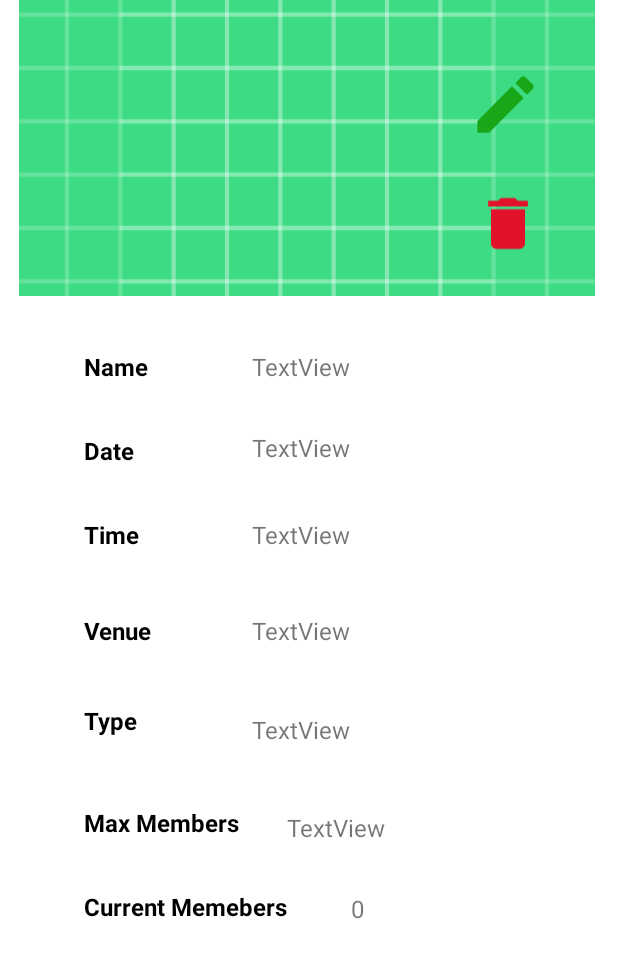
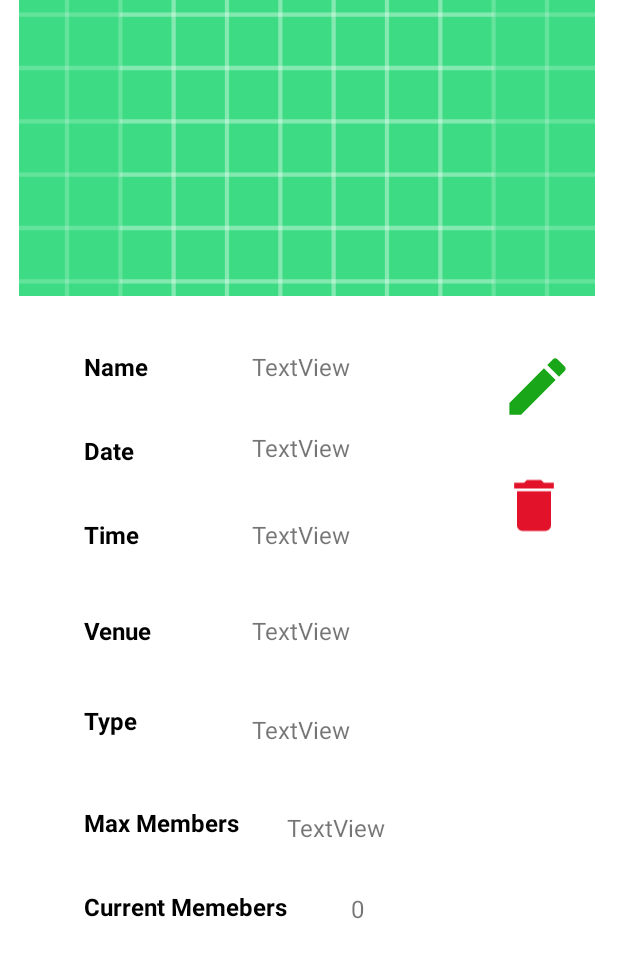
Before and after one commit to kavisliit/MADCODE, an Android app: the My_event_profile screen opened directly, with no data from a screen before it, on a phone screen of 412 x 824 dp. Shown: the top 958 px of the screen. Run offline under Robolectric (Android 15) with nearby library versions, the phone set to English and light mode, and no system bars; our stand-ins replace Firebase (no records; nobody signed in at launch, a user with empty details on screens opened directly); Roboto replaces fonts that are not available here.

Commit message:
event commit 2

```diff
--- a/app/src/main/AndroidManifest.xml
+++ b/app/src/main/AndroidManifest.xml
@@ -11,6 +11,9 @@
         android:roundIcon="@mipmap/ic_launcher_round"
         android:supportsRtl="true"
         android:theme="@style/Theme.MADCODE">
+        <activity
+            android:name=".main_page"
+            android:exported="true" />
         <activity
             android:name=".Events.event_comments"
             android:exported="true" />
--- a/app/src/main/java/com/example/madcode/Events/event_profile.java
+++ b/app/src/main/java/com/example/madcode/Events/event_profile.java
@@ -207,7 +207,8 @@ public class event_profile extends AppCompatActivity {
                                            @Override
                                            public void onComplete(@Nullable DatabaseError error, @NonNull DatabaseReference ref) {
                                                Toasty.success(event_profile.this, "Leave successfully", Toast.LENGTH_SHORT).show();
-                                               join.setBackgroundColor(event_profile.this.getResources().getColor(R.color.main_color));
+                                               join.setBackgroundColor(event_profile.this.getResources()
+                                                       .getColor(R.color.main_color));
                                                join.setText("Join");
                                                in = 1;
                                            }
--- a/app/src/main/java/com/example/madcode/User/user_registration.java
+++ b/app/src/main/java/com/example/madcode/User/user_registration.java
@@ -94,7 +94,9 @@ public class user_registration extends AppCompatActivity {
                                             map.put("email",email.getText().toString());
                                             map.put("phone",phone.getText().toString());
                                             map.put("dob",dob.getText().toString());
-                                            FirebaseDatabase.getInstance().getReference("Users").child(FirebaseAuth.getInstance().getCurrentUser().getUid()).setValue(map)
+                                            FirebaseDatabase.getInstance().getReference("Users")
+                                                    .child(FirebaseAuth.getInstance()
+                                                    .getCurrentUser().getUid()).setValue(map)
                                                     .addOnCompleteListener(new OnCompleteListener<Void>() {
                                                         @Override
                                                         public void onComplete(@NonNull @NotNull Task<Void> task) {
--- a/app/src/main/java/com/example/madcode/login.java
+++ b/app/src/main/java/com/example/madcode/login.java
@@ -76,7 +76,7 @@ public class login extends AppCompatActivity implements View.OnClickListener {
             return;
         }
         if(passwo.isEmpty()){
-            pass.setError("password id required!!");
+            pass.setError("password is required!!");
             pass.requestFocus();
             return;
         }
--- a/app/src/main/res/layout/activity_add_event.xml
+++ b/app/src/main/res/layout/activity_add_event.xml
@@ -154,7 +154,7 @@
             android:ems="10"
             android:fontFamily="sans-serif-light"
             android:hint="@string/uri_event_get"
-            android:inputType="number"
+            android:inputType="textUri"
             android:padding="9dp"
             app:layout_constraintEnd_toEndOf="@+id/ptext3"
             app:layout_constraintHorizontal_bias="1.0"
--- a/app/src/main/res/layout/activity_event_comments.xml
+++ b/app/src/main/res/layout/activity_event_comments.xml
@@ -40,6 +40,7 @@
         android:layout_marginEnd="28dp"
         android:layout_marginRight="28dp"
         android:clickable="true"
+        app:backgroundTint="@color/main_color"
         app:layout_constraintEnd_toEndOf="parent"
         app:layout_constraintTop_toTopOf="parent"
         app:srcCompat="@drawable/ic_baseline_add_circle_24" />
--- a/app/src/main/res/layout/activity_eventmain.xml
+++ b/app/src/main/res/layout/activity_eventmain.xml
@@ -34,6 +34,7 @@
         android:clickable="true"
         android:onClick="process"
         android:src="@drawable/ic_baseline_add_circle_24"
+        app:backgroundTint="@color/main_color"
         app:layout_constraintBottom_toBottomOf="@+id/recyclerView1"
         app:layout_constraintEnd_toEndOf="parent"
         app:layout_constraintHorizontal_bias="0.913"
@@ -45,8 +46,6 @@
         android:id="@+id/event_title"
         android:layout_width="392dp"
         android:layout_height="66dp"
-        android:layout_marginStart="4dp"
-        android:layout_marginLeft="4dp"
         android:background="@color/main_color"
         android:fontFamily="@font/roboto_medium"
         android:gravity="center"
--- a/app/src/main/res/layout/activity_my_event_profile.xml
+++ b/app/src/main/res/layout/activity_my_event_profile.xml
@@ -104,9 +104,12 @@
         android:id="@+id/my_event_edit_btn"
         android:layout_width="50dp"
         android:layout_height="51dp"
-        android:layout_marginStart="312dp"
-        android:layout_marginLeft="312dp"
-        android:layout_marginTop="44dp"
+        android:layout_marginStart="324dp"
+        android:layout_marginLeft="324dp"
+        android:layout_marginTop="232dp"
+        android:layout_marginEnd="19dp"
+        android:layout_marginRight="19dp"
+        app:layout_constraintEnd_toEndOf="parent"
         app:layout_constraintStart_toStartOf="parent"
         app:layout_constraintTop_toTopOf="parent"
         app:srcCompat="@drawable/ic_baseline_edit_24" />
@@ -116,8 +119,10 @@
         android:layout_width="45dp"
         android:layout_height="51dp"
         android:layout_marginTop="28dp"
+        android:layout_marginEnd="19dp"
+        android:layout_marginRight="19dp"
         app:layout_constraintEnd_toEndOf="@+id/my_event_edit_btn"
-        app:layout_constraintHorizontal_bias="0.8"
+        app:layout_constraintHorizontal_bias="0.0"
         app:layout_constraintStart_toStartOf="@+id/my_event_edit_btn"
         app:layout_constraintTop_toBottomOf="@+id/my_event_edit_btn"
         app:srcCompat="@drawable/ic_baseline_delete_24d" />
--- a/app/src/main/res/layout/activity_user_registration.xml
+++ b/app/src/main/res/layout/activity_user_registration.xml
@@ -71,7 +71,7 @@
         android:background="@drawable/forget"
         android:ems="10"
         android:hint="@string/enter_password"
-        android:inputType="textPersonName"
+        android:inputType="textPassword"
         android:textColorHint="@color/margin"
         app:layout_constraintStart_toStartOf="@+id/user_txt1"
         app:layout_constraintTop_toBottomOf="@+id/user_txt1" />
--- a/app/src/main/res/values/strings.xml
+++ b/app/src/main/res/values/strings.xml
@@ -100,7 +100,11 @@
     <string name="my_ev_title">Created Events</string>
     <string name="event_com">Comments</string>
     <string name="hint_ev">Comment</string>
-    <string name="event_com">Comments</string>s
+    <string name="title_home">Home</string>
+    <string name="title_book">Books</string>
+    <string name="title_article">Articles</string>
+    <string name="title_req">Requests</string>
+    <string name="title_events">Events</string>
 
 
 </resources>
```
Also changed, not shown: app/src/main/java/com/example/madcode/Events/Add_Event.java (+7 -2 lines), app/src/main/java/com/example/madcode/Events/My_event_profile.java (+5 -3 lines), app/src/main/java/com/example/madcode/Events/my_event_list.java (+0 -12 lines), app/src/main/java/com/example/madcode/main_page.java (added, +14 -0 lines), app/src/main/res/layout/activity_main_page.xml (added, +28 -0 lines), app/src/main/res/layout/activity_my_event_list.xml (+14 -0 lines), app/src/main/res/menu/bottom_nav_menu.xml (added, +27 -0 lines).
